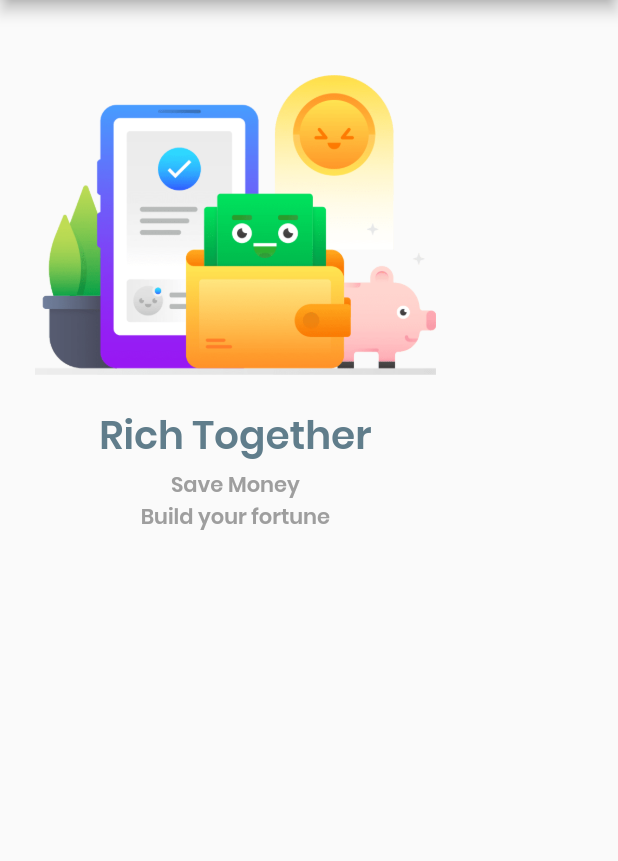
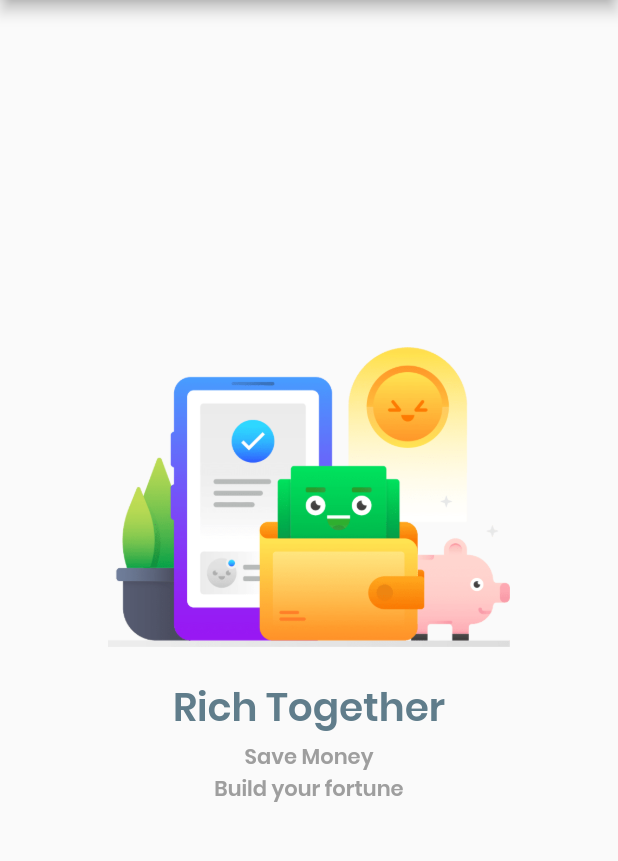
Before and after one commit to rendikr/learning-flutter-mobile-apps, a Flutter app: the screen it shows after launch, on a phone screen of 412 x 824 dp, the part 84-945 px from its top. Run offline on Flutter 3.47's test engine with Material 2 defaults, Android fonts, the phone set to English and light mode, and no system bars.

Commit message:
AxisAlignment Property

```diff
--- a/lib/main.dart
+++ b/lib/main.dart
@@ -32,11 +32,15 @@ class MyApp extends StatelessWidget {
                   ),
                   padding: EdgeInsets.only(
                     left: 0,
-                    top: 50.0,
+                    top: 0,
                     right: 0,
                     bottom: 0
                   ),
-                  child: Column(
+                  child: Row(
+                    mainAxisAlignment: MainAxisAlignment.center,
+                    children: <Widget>[
+                      Column(
+                        mainAxisAlignment: MainAxisAlignment.center,
                         children: <Widget>[
                           Image(
                             image: AssetImage('assets/images/ic_payment.png'),
@@ -55,6 +59,8 @@ class MyApp extends StatelessWidget {
                           )
                         ],
                       )
+                    ]
+                  )
                 )
             )
         )
```
Lines whose indentation alone changed are shown as unchanged.
